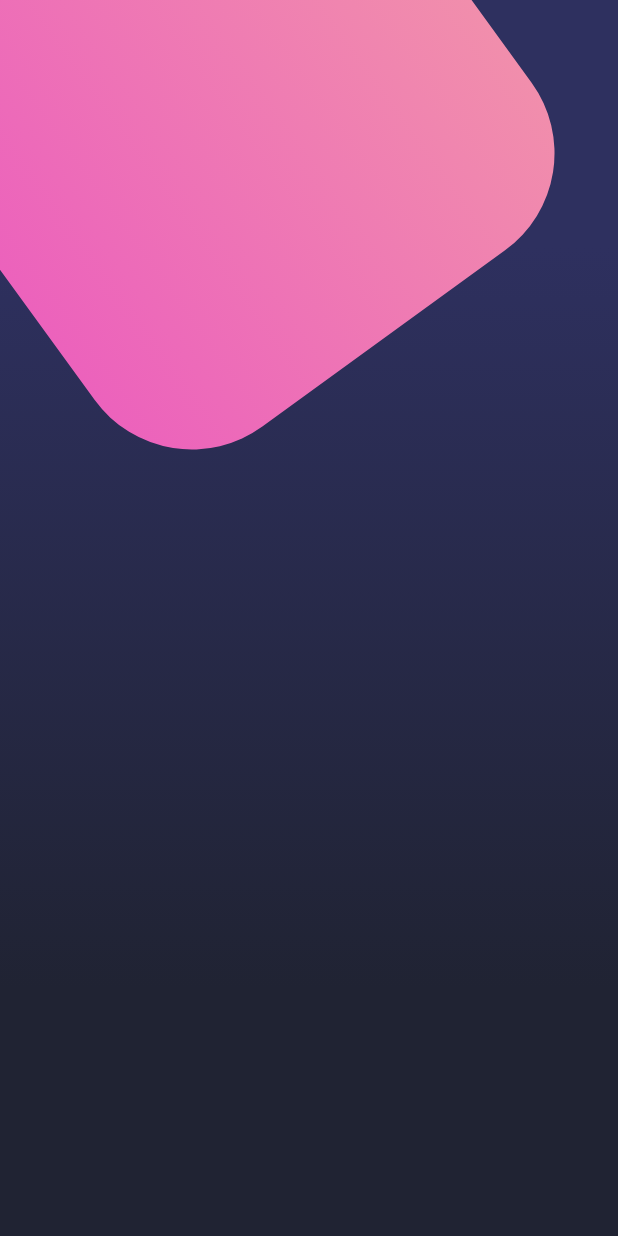
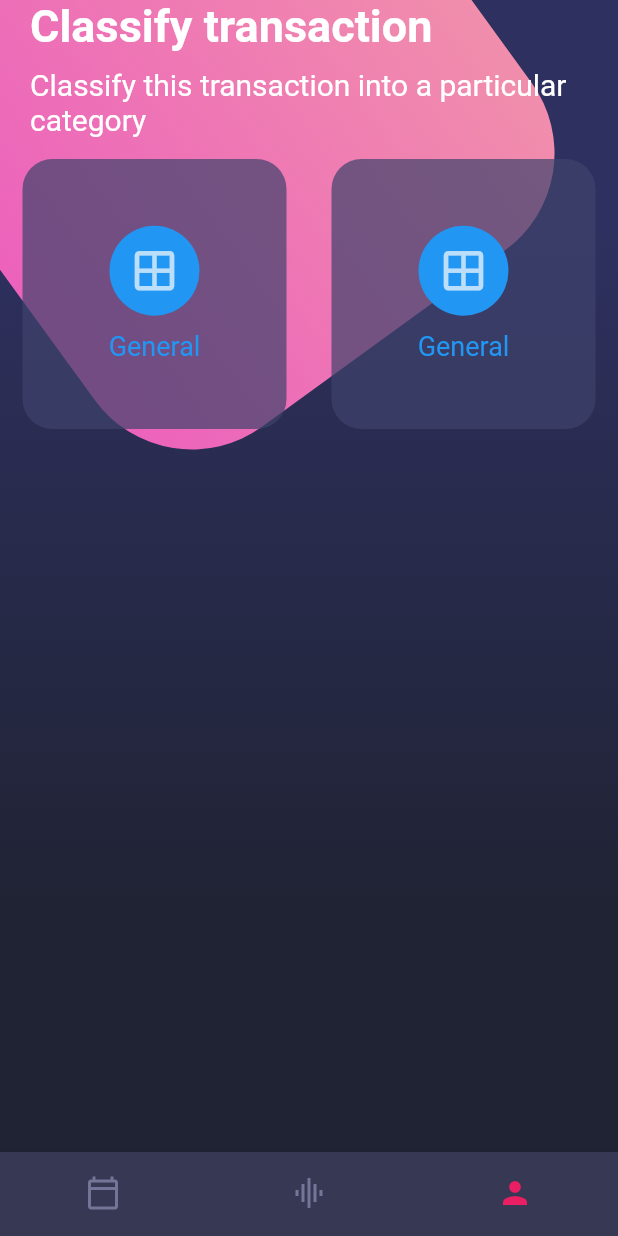
Before and after one commit to Rituzka/flutter_designs, a Flutter app: the screen it shows after launch, on a phone screen of 412 x 824 dp. Run offline on Flutter 3.47's test engine with Material 2 defaults, Android fonts, the phone set to English and light mode, and no system bars.

Commit message:
Navigation bar and begin the table that contains all the cards

```diff
--- a/lib/main.dart
+++ b/lib/main.dart
@@ -1,4 +1,5 @@
 import 'package:flutter/material.dart';
+import 'package:flutter/services.dart';
 import 'package:flutter_designs/screens/basic_design.dart';
 import 'package:flutter_designs/screens/home_screen.dart';
 
@@ -9,6 +10,8 @@ void main() => runApp(MyApp());
 class MyApp extends StatelessWidget {
   @override
   Widget build(BuildContext context) {
+    //Para cambiar el color al status bar
+    SystemChrome.setSystemUIOverlayStyle(SystemUiOverlayStyle.light);
     return MaterialApp(
       debugShowCheckedModeBanner: false,
       title: 'Material App',
--- a/lib/screens/home_screen.dart
+++ b/lib/screens/home_screen.dart
@@ -1,5 +1,9 @@
 import 'package:flutter/material.dart';
 import 'package:flutter_designs/widgets/background.dart';
+import 'package:flutter_designs/widgets/page-title.dart';
+
+import '../widgets/card_table.dart';
+import '../widgets/custom_bottom_navigation.dart';
 
 class HomeScreen extends StatelessWidget {
   @override
@@ -7,9 +11,27 @@ class HomeScreen extends StatelessWidget {
     return Scaffold(
       body: Stack(
         children: [
+          //Background purple color and pink square
           Background(),
+          //Body, all the bottoms in an scroll screen
+          _HomeBody(),
         ],
       ),
+      bottomNavigationBar: CustomBottomNavigation(),
     );
   }
 }
+
+class _HomeBody extends StatelessWidget {
+  @override
+  Widget build(BuildContext context) {
+    return SingleChildScrollView(
+        child: Column(
+      children: [
+        //Titles
+        PageTitle(),
+        CardTable(),
+      ],
+    ));
+  }
+}
--- /dev/null
+++ b/lib/widgets/card_table.dart
@@ -0,0 +1,46 @@
+import 'package:flutter/material.dart';
+
+class CardTable extends StatelessWidget {
+  @override
+  Widget build(BuildContext context) {
+    return Table(
+      children: [
+        TableRow(children: [
+          _SingleCard(),
+          _SingleCard(),
+        ]),
+      ],
+    );
+  }
+}
+
+class _SingleCard extends StatelessWidget {
+  @override
+  Widget build(BuildContext context) {
+    return Container(
+      margin: EdgeInsets.all(15),
+      height: 180,
+      decoration: BoxDecoration(
+          color: Color.fromRGBO(62, 66, 107, 0.7),
+          borderRadius: BorderRadius.circular(20)),
+      child: Column(
+        mainAxisAlignment: MainAxisAlignment.center,
+        children: const [
+          CircleAvatar(
+            backgroundColor: Colors.blue,
+            child: Icon(
+              Icons.window_outlined,
+              size: 35,
+            ),
+            radius: 30,
+          ),
+          SizedBox(height: 10),
+          Text(
+            'General',
+            style: TextStyle(color: Colors.blue, fontSize: 18),
+          )
+        ],
+      ),
+    );
+  }
+}
--- /dev/null
+++ b/lib/widgets/custom_bottom_navigation.dart
@@ -0,0 +1,23 @@
+import 'package:flutter/material.dart';
+
+class CustomBottomNavigation extends StatelessWidget {
+  @override
+  Widget build(BuildContext context) {
+    return BottomNavigationBar(
+      showSelectedLabels: false,
+      showUnselectedLabels: false,
+      currentIndex:
+          2, //propiedad del bottomNavigationBar que permite animar el selected icon
+      selectedItemColor: Colors.pink,
+      unselectedItemColor: const Color.fromRGBO(116, 117, 152, 1),
+      backgroundColor: const Color.fromRGBO(55, 57, 84, 1),
+      items: const [
+        BottomNavigationBarItem(
+            icon: Icon(Icons.calendar_today_outlined), label: 'Calendar'),
+        BottomNavigationBarItem(
+            icon: Icon(Icons.graphic_eq_outlined), label: 'Statistics'),
+        BottomNavigationBarItem(icon: Icon(Icons.person), label: 'Profile')
+      ],
+    );
+  }
+}
--- /dev/null
+++ b/lib/widgets/page-title.dart
@@ -0,0 +1,28 @@
+import 'package:flutter/material.dart';
+
+class PageTitle extends StatelessWidget {
+  @override
+  Widget build(BuildContext context) {
+    return SafeArea(
+      bottom: false,
+      child: Container(
+        margin: const EdgeInsets.symmetric(horizontal: 20),
+        child: Column(
+          crossAxisAlignment: CrossAxisAlignment.start,
+          children: const [
+            Text(
+              'Classify transaction',
+              style: TextStyle(
+                  fontSize: 30,
+                  color: Colors.white,
+                  fontWeight: FontWeight.bold),
+            ),
+            SizedBox(height: 10),
+            Text('Classify this transaction into a particular category',
+                style: TextStyle(fontSize: 20, color: Colors.white)),
+          ],
+        ),
+      ),
+    );
+  }
+}
```
